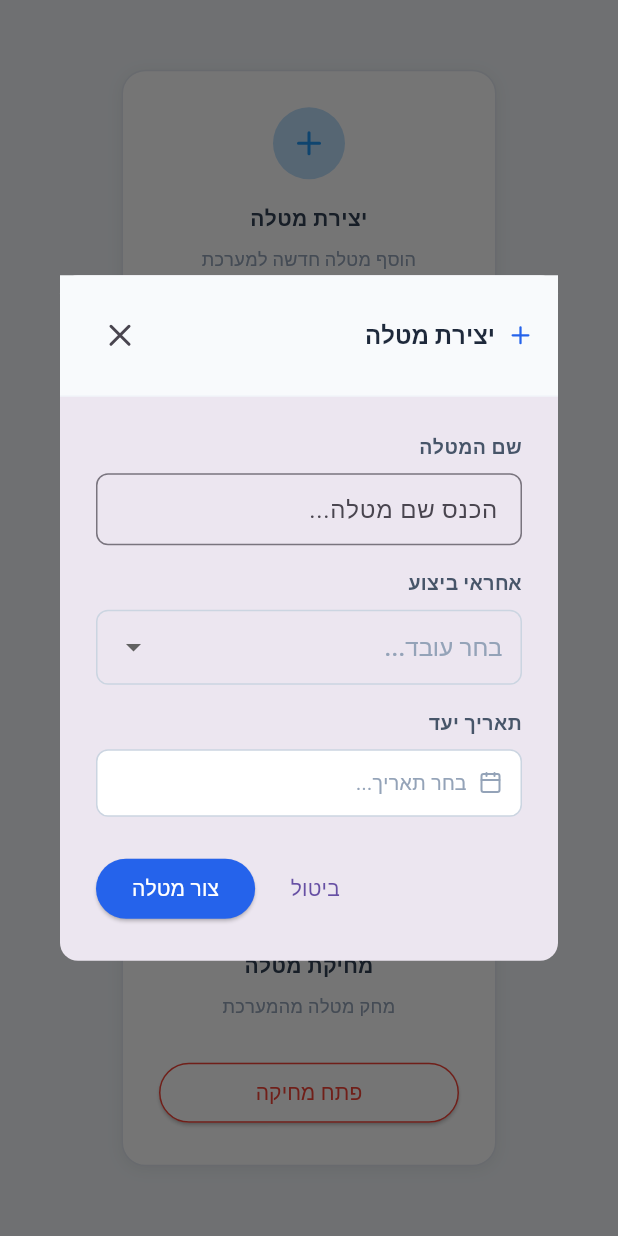
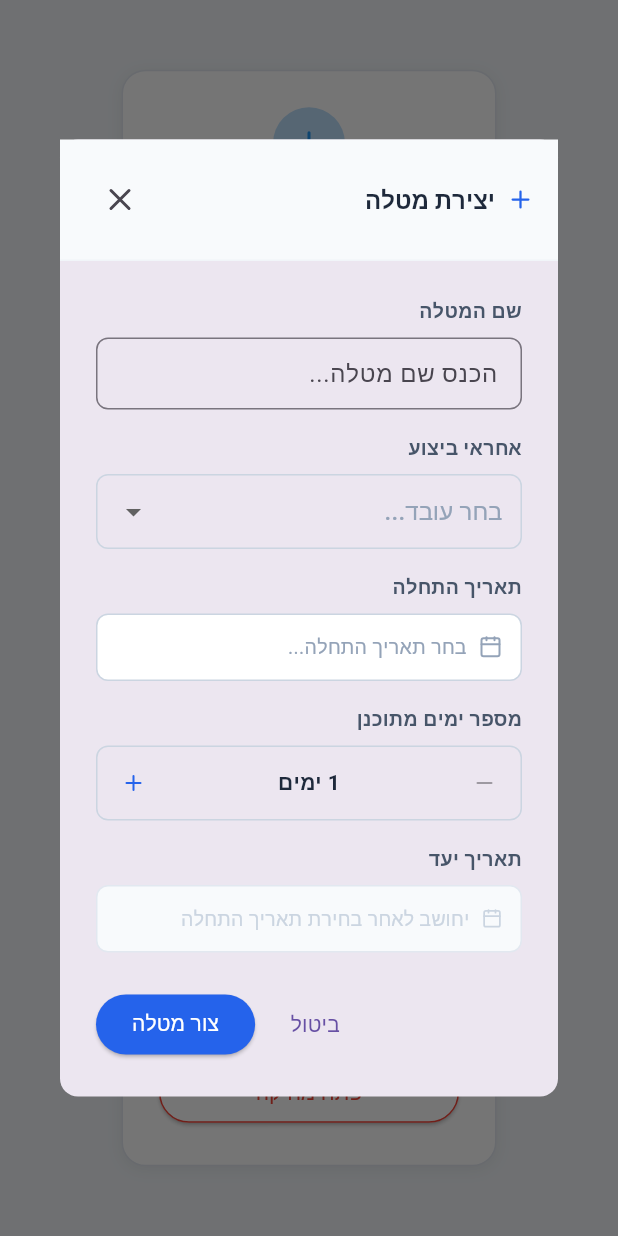
Before and after one commit to shira-rosenfeld/PulseApp, a Flutter app: the ModalsShowcase screen opened directly, after a tap on "פתח יצירה", on a phone screen of 412 x 824 dp. Run offline on Flutter 3.47's test engine with Material 3 defaults, Android fonts, the phone set to English and light mode, and no system bars; our stand-ins replace flutter_riverpod, lucide_icons_flutter; missing offline and left inert: dart:js_interop; Roboto replaces fonts that are missing (Segoe UI); statements that could not run were skipped.

Commit message:
feat: update CreateTaskModal with start date picker + days stepper
Replace the single due-date picker with a three-field flow:
1. תאריך התחלה — tappable date picker (showDatePicker)
2. מספר ימים מתוכנן — stepper (−/+, min 1)
3. תאריך יעד — computed read-only field (start + planned days),
   shown in gray with placeholder until start date is chosen.

Also removes the סוג עובד dropdown; workers are now shown in a
single combined list regardless of type.

https://claude.ai/code/session_01FEQGEYEfC7qTZW89MfR8jd

```diff
--- a/pulse_frontend/lib/ui/task_modals.dart
+++ b/pulse_frontend/lib/ui/task_modals.dart
@@ -79,7 +79,8 @@ class CreateTaskModal extends StatefulWidget {
 
 class _CreateTaskModalState extends State<CreateTaskModal> {
   String? _selectedWorker;
-  DateTime? _selectedDueDate;
+  DateTime? _startDate;
+  int _plannedDays = 1;
   final _taskNameController = TextEditingController();
 
   // Combined list of all workers (backend will handle both types)
@@ -94,23 +95,27 @@ class _CreateTaskModalState extends State<CreateTaskModal> {
         borderRadius: BorderRadius.circular(8),
       );
 
-  String? get _formattedDueDate {
-    if (_selectedDueDate == null) return null;
-    final d = _selectedDueDate!.day.toString().padLeft(2, '0');
-    final m = _selectedDueDate!.month.toString().padLeft(2, '0');
-    final y = _selectedDueDate!.year.toString();
-    return '$d/$m/$y';
+  static String _fmt(DateTime d) {
+    final day = d.day.toString().padLeft(2, '0');
+    final m = d.month.toString().padLeft(2, '0');
+    return '$day/$m/${d.year}';
   }
 
-  Future<void> _pickDate() async {
+  // Computed due date = start date + planned days (null until start date chosen)
+  String? get _computedDueDate {
+    if (_startDate == null) return null;
+    return _fmt(_startDate!.add(Duration(days: _plannedDays)));
+  }
+
+  Future<void> _pickStartDate() async {
     final now = DateTime.now();
     final picked = await showDatePicker(
       context: context,
-      initialDate: _selectedDueDate ?? now,
-      firstDate: now,
+      initialDate: _startDate ?? now,
+      firstDate: DateTime(2020),
       lastDate: DateTime(2030),
     );
-    if (picked != null) setState(() => _selectedDueDate = picked);
+    if (picked != null) setState(() => _startDate = picked);
   }
 
   @override
@@ -181,11 +186,11 @@ class _CreateTaskModalState extends State<CreateTaskModal> {
               ),
             ),
             const SizedBox(height: 16),
-            // תאריך יעד — date picker
-            const Text('תאריך יעד', style: TextStyle(fontSize: 13, fontWeight: FontWeight.bold, color: Color(0xFF475569))),
+            // תאריך התחלה — date picker
+            const Text('תאריך התחלה', style: TextStyle(fontSize: 13, fontWeight: FontWeight.bold, color: Color(0xFF475569))),
             const SizedBox(height: 8),
             InkWell(
-              onTap: _pickDate,
+              onTap: _pickStartDate,
               borderRadius: BorderRadius.circular(8),
               child: Container(
                 width: double.infinity,
@@ -198,18 +203,80 @@ class _CreateTaskModalState extends State<CreateTaskModal> {
                 child: Row(
                   children: [
                     Icon(LucideIcons.calendar, size: 16,
-                        color: _selectedDueDate != null ? const Color(0xFF2563EB) : const Color(0xFF94A3B8)),
+                        color: _startDate != null ? const Color(0xFF2563EB) : const Color(0xFF94A3B8)),
                     const SizedBox(width: 8),
                     Text(
-                      _formattedDueDate ?? 'בחר תאריך...',
+                      _startDate != null ? _fmt(_startDate!) : 'בחר תאריך התחלה...',
                       style: TextStyle(
                         fontSize: 13,
-                        color: _selectedDueDate != null ? const Color(0xFF334155) : const Color(0xFF94A3B8),
-                        fontWeight: _selectedDueDate != null ? FontWeight.w500 : FontWeight.normal,
+                        color: _startDate != null ? const Color(0xFF334155) : const Color(0xFF94A3B8),
+                        fontWeight: _startDate != null ? FontWeight.w500 : FontWeight.normal,
                       ),
                     ),
                   ],
                 ),
+              ),
+            ),
+            const SizedBox(height: 16),
+            // מספר ימים מתוכנן — stepper
+            const Text('מספר ימים מתוכנן', style: TextStyle(fontSize: 13, fontWeight: FontWeight.bold, color: Color(0xFF475569))),
+            const SizedBox(height: 8),
+            Container(
+              decoration: _dropdownDecoration,
+              padding: const EdgeInsets.symmetric(horizontal: 4, vertical: 4),
+              child: Row(
+                children: [
+                  IconButton(
+                    icon: const Icon(LucideIcons.minus, size: 16),
+                    onPressed: _plannedDays > 1 ? () => setState(() => _plannedDays--) : null,
+                    color: const Color(0xFF64748B),
+                    padding: EdgeInsets.zero,
+                    visualDensity: VisualDensity.compact,
+                  ),
+                  Expanded(
+                    child: Center(
+                      child: Text(
+                        '$_plannedDays ימים',
+                        style: const TextStyle(fontSize: 14, fontWeight: FontWeight.bold, color: Color(0xFF1E293B)),
+                      ),
+                    ),
+                  ),
+                  IconButton(
+                    icon: const Icon(LucideIcons.plus, size: 16),
+                    onPressed: () => setState(() => _plannedDays++),
+                    color: const Color(0xFF2563EB),
+                    padding: EdgeInsets.zero,
+                    visualDensity: VisualDensity.compact,
+                  ),
+                ],
+              ),
+            ),
+            const SizedBox(height: 16),
+            // תאריך יעד — computed read-only (start date + planned days)
+            const Text('תאריך יעד', style: TextStyle(fontSize: 13, fontWeight: FontWeight.bold, color: Color(0xFF475569))),
+            const SizedBox(height: 8),
+            Container(
+              width: double.infinity,
+              padding: const EdgeInsets.symmetric(horizontal: 12, vertical: 12),
+              decoration: BoxDecoration(
+                color: const Color(0xFFF8FAFC),
+                border: Border.all(color: const Color(0xFFE2E8F0)),
+                borderRadius: BorderRadius.circular(8),
+              ),
+              child: Row(
+                children: [
+                  Icon(LucideIcons.calendar, size: 14,
+                      color: _computedDueDate != null ? const Color(0xFF2563EB) : const Color(0xFFCBD5E1)),
+                  const SizedBox(width: 8),
+                  Text(
+                    _computedDueDate ?? 'יחושב לאחר בחירת תאריך התחלה',
+                    style: TextStyle(
+                      fontSize: 13,
+                      color: _computedDueDate != null ? const Color(0xFF334155) : const Color(0xFFCBD5E1),
+                      fontWeight: _computedDueDate != null ? FontWeight.w500 : FontWeight.normal,
+                    ),
+                  ),
+                ],
               ),
             ),
           ],
```
